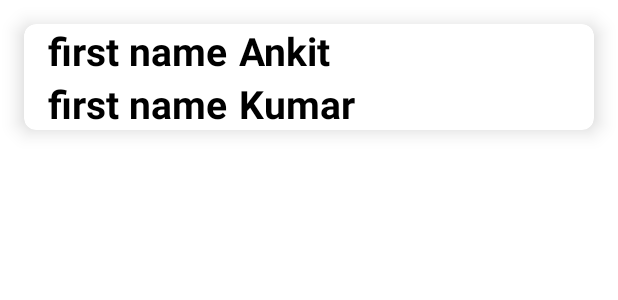
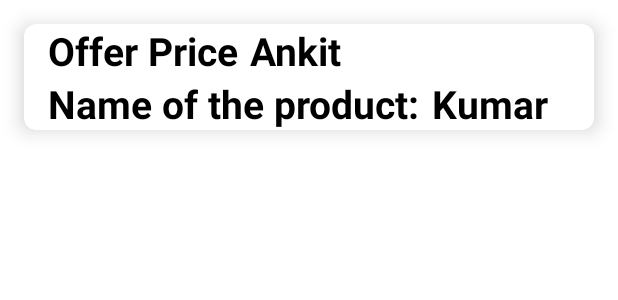
Before and after one commit to Ankit251/andr_project, an Android app: the layout itemm.xml on its own in the app's theme, with its tools: preview values and no code run, on a phone screen of 412 x 824 dp. Shown: the top 300 px of the screen. Run offline under Robolectric (Android 15) with nearby library versions, the phone set to English and light mode, and no system bars.

Commit message:
Home page

```diff
--- a/app/src/main/res/layout/itemm.xml
+++ b/app/src/main/res/layout/itemm.xml
@@ -19,10 +19,25 @@
             android:layout_gravity="center_vertical"
             android:orientation="horizontal">
 
+            <ImageView
+                android:id="@+id/dbimg"
+                android:layout_width="wrap_content"
+                android:layout_height="wrap_content"/>
+
+
+
+        </LinearLayout>
+
+        <LinearLayout
+            android:layout_width="wrap_content"
+            android:layout_height="wrap_content"
+            android:layout_gravity="center_vertical"
+            android:orientation="horizontal">
+
             <TextView
                 android:layout_width="wrap_content"
                 android:layout_height="wrap_content"
-                android:text="first name"
+                android:text="Offer Price"
                 android:textColor="@color/black"
                 android:textSize="26sp"
                 android:textStyle="bold"/>
@@ -47,7 +62,7 @@
             <TextView
                 android:layout_width="wrap_content"
                 android:layout_height="wrap_content"
-                android:text="first name"
+                android:text="Name of the product:"
                 android:textColor="@color/black"
                 android:textSize="26sp"
                 android:textStyle="bold"/>
```
Also changed, not shown: app/src/main/java/com/example/atry/Cart.java (+7 -2 lines), app/src/main/java/com/example/atry/MainActivity.java (+17 -18 lines), app/src/main/java/com/example/atry/result.java (+7 -4 lines), app/src/main/res/layout/activity_main.xml (+20 -53 lines), app/src/main/res/drawable/applogo_.png (added), app/src/main/res/drawable/welcomepage.jpg (added).
